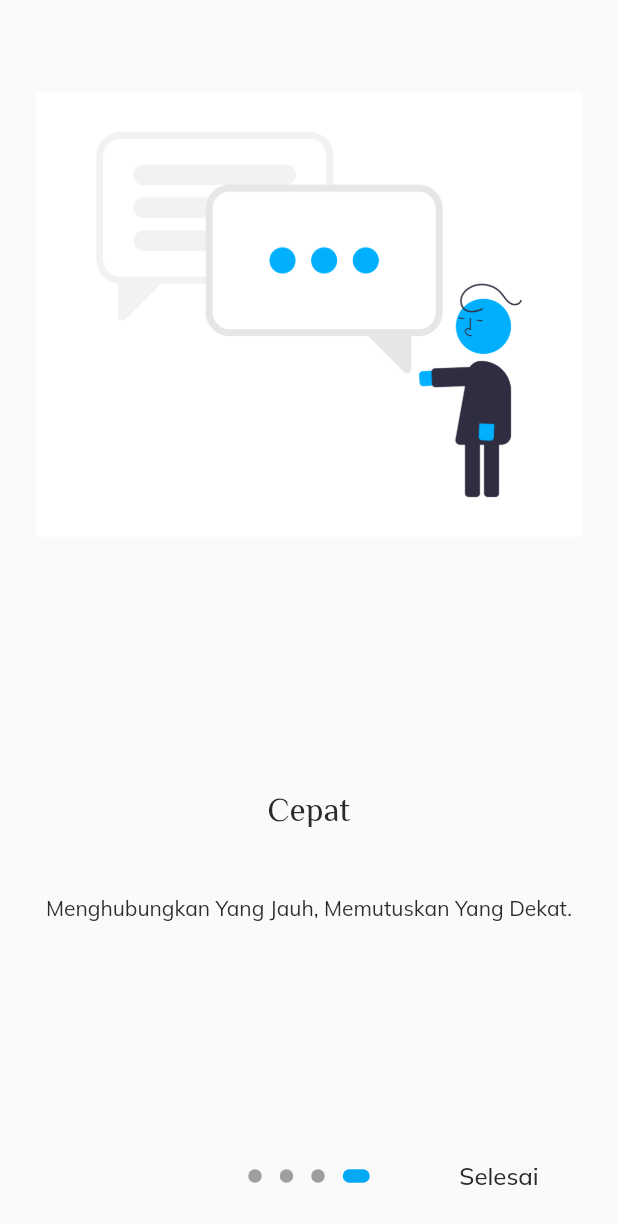
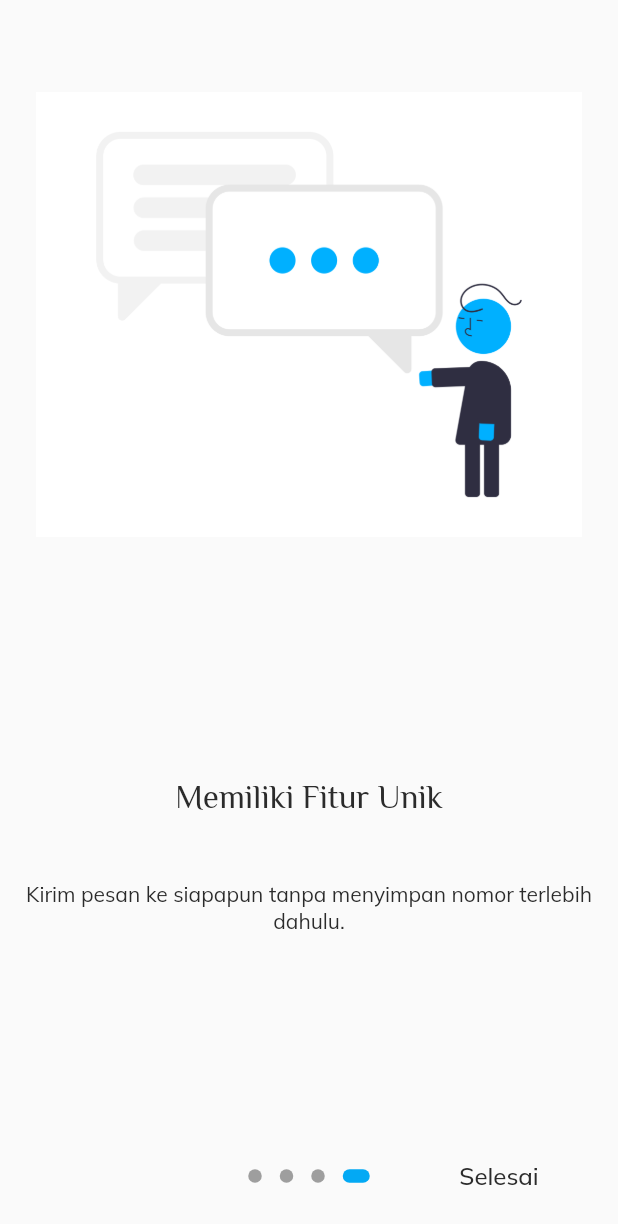
Before and after one commit to GTHGHT/messaging_app, a Flutter app: the screen it shows after launch, swiped to page 4, on a phone screen of 412 x 824 dp. Shown: the top 1224 px of the screen. Run offline on Flutter 3.47's test engine with Material 2 defaults, Android fonts, the phone set to English and light mode, and no system bars; drawn by our look-alikes of introduction_screen; our stand-ins replace cloud_firestore, firebase_auth, firebase_core, firebase_storage, flutter_secure_storage, image_cropper and 2 more; accounts and stored records are empty.

Commit message:
ubah title

```diff
--- a/lib/screens/landing_screen.dart
+++ b/lib/screens/landing_screen.dart
@@ -50,7 +50,7 @@ class LandingScreen extends StatelessWidget {
       },
       pages: [
         PageViewModel(
-          title: "Hello Guysss!!! Selamat Datang Di Aplikasi Kongko",
+          title: "Hallo, Selamat Datang Di Aplikasi Kongko",
           body:
               "Aplikasi pesan online karya anak bangsa yang bisa diakses kapanpun dan dimanapun.",
           image: Theme.of(context).brightness == Brightness.light
@@ -60,8 +60,8 @@ class LandingScreen extends StatelessWidget {
         ),
         // TODO: Ubah Title Sama Bodynya
         PageViewModel(
-          title: "Mudah",
-          body: "Menghubungkan Yang Jauh, Memutuskan Yang Dekat.",
+          title: "Simpel",
+          body: "Sederhana dan mudah untuk Anda gunakan.",
           image: Theme.of(context).brightness == Brightness.light
               ? Image.asset("images/landing_one.png")
               : Image.asset("images/landing_one_b.png"),
@@ -69,8 +69,8 @@ class LandingScreen extends StatelessWidget {
         ),
         // TODO: Ubah Title Sama Bodynya
         PageViewModel(
-          title: "Dekat",
-          body: "Menghubungkan Yang Jauh, Memutuskan Yang Dekat.",
+          title: "Cepat",
+          body: "Mengirim pesan lebih cepat dari aplikasi lain.",
           image: Theme.of(context).brightness == Brightness.light
               ? Image.asset("images/landing_two.png")
               : Image.asset("images/landing_two_b.png"),
@@ -78,8 +78,9 @@ class LandingScreen extends StatelessWidget {
         ),
         // TODO: Ubah Title Sama Bodynya
         PageViewModel(
-          title: "Cepat",
-          body: "Menghubungkan Yang Jauh, Memutuskan Yang Dekat.",
+          title: "Memiliki Fitur Unik",
+          body:
+              "Kirim pesan ke siapapun tanpa menyimpan nomor terlebih dahulu.",
           image: Theme.of(context).brightness == Brightness.light
               ? Image.asset("images/landing_three.png")
               : Image.asset("images/landing_three_b.png"),
@@ -87,6 +88,7 @@ class LandingScreen extends StatelessWidget {
         ),
       ],
     );
+
     // return Scaffold(
     //   body: SafeArea(
     //     child: ConstrainedBox(
```
Also changed, not shown: pubspec.lock (added).
